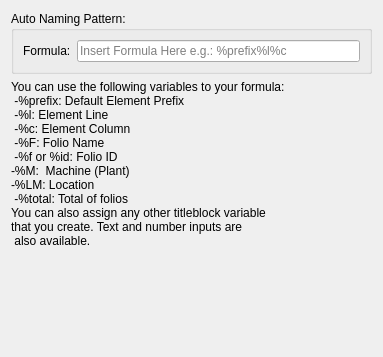
qelectrotech/qelectrotech-source-mirror, file sources/ui/elementautonumberingw.ui: the form before one commit.
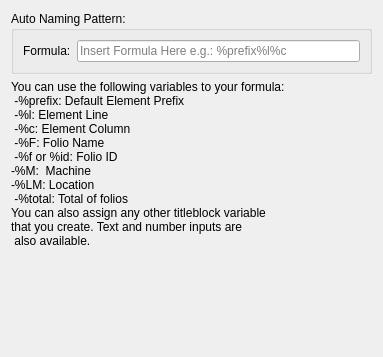
The form after the commit.

Diff of the .ui file:
```diff
--- a/sources/ui/elementautonumberingw.ui
+++ b/sources/ui/elementautonumberingw.ui
@@ -88,7 +88,7 @@
  -%c: Element Column
  -%F: Folio Name
  -%f or %id: Folio ID
--%M:  Machine (Plant)
+-%M:  Machine 
 -%LM: Location
  -%total: Total of folios
 You can also assign any other titleblock variable 
```
